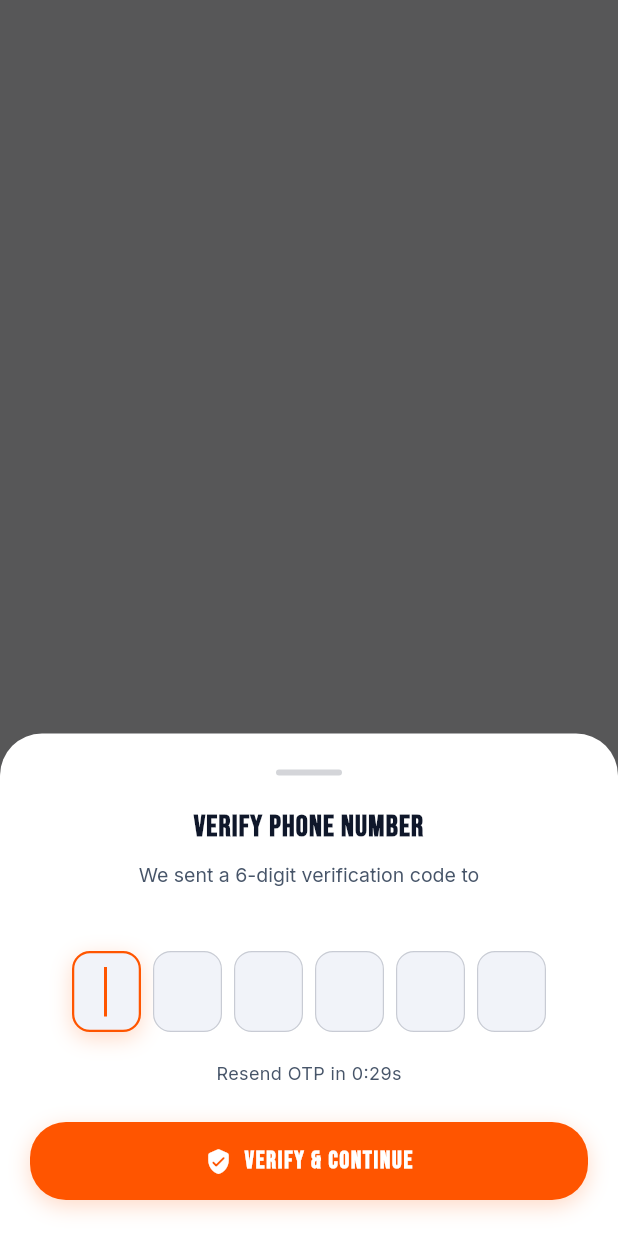
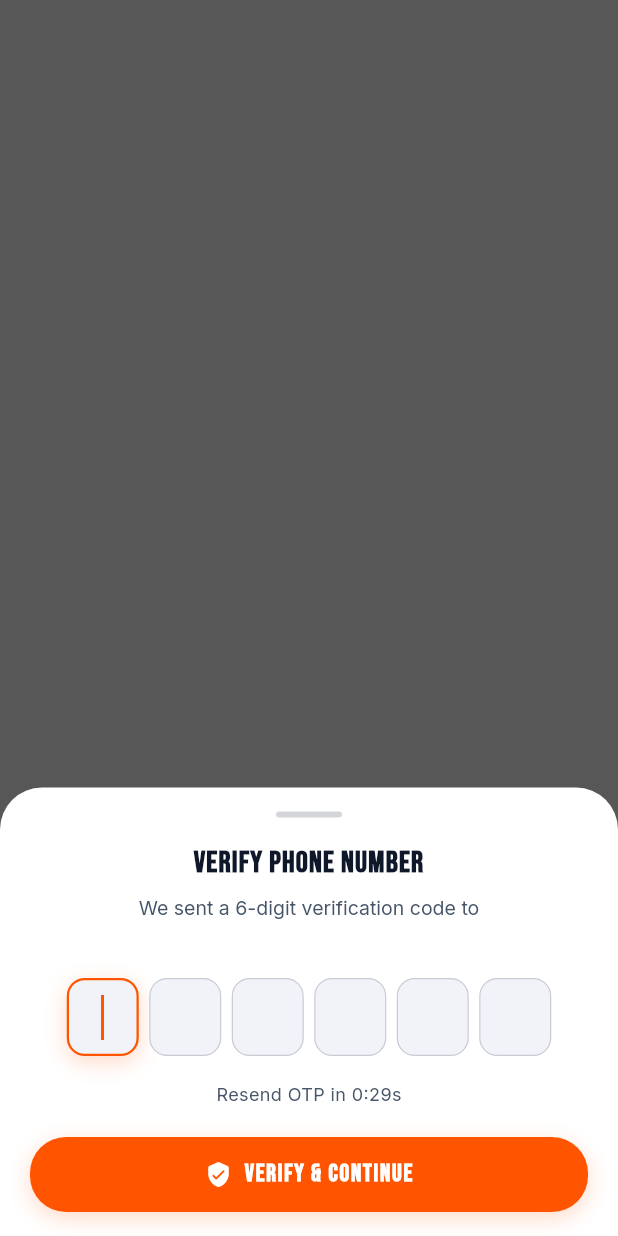
Before and after one commit to srihari2479/Kreeda, a Flutter app: what show() shows on an empty page, opened directly with empty values, on a phone screen of 412 x 824 dp. Run offline on Flutter 3.47's test engine with Material 3 defaults, Android fonts, the phone set to English and light mode, and no system bars; our stand-ins replace google_fonts.

Commit message:
fix(auth): elevate OTP bottom sheet above on-screen keyboard with responsive scrolling

```diff
--- a/lib/core/utils/responsive.dart
+++ b/lib/core/utils/responsive.dart
@@ -42,7 +42,7 @@ class Responsive {
   static double bottomSafeInset(BuildContext context) =>
       MediaQuery.paddingOf(context).bottom;
 
-  /// Bottom modal / sheet padding ensuring action buttons are never obscured by gesture nav bars
+  /// Bottom modal / sheet padding ensuring action buttons are never obscured by keyboard or gesture nav bars
   static EdgeInsets modalBottomPadding(BuildContext context, {double base = 16.0}) {
     final bottomInset = MediaQuery.viewInsetsOf(context).bottom;
     final gesturePadding = MediaQuery.paddingOf(context).bottom;
@@ -50,7 +50,7 @@ class Responsive {
       horizontalPadding(context),
       base,
       horizontalPadding(context),
-      bottomInset > 0 ? base : base + gesturePadding,
+      bottomInset > 0 ? base + bottomInset : base + gesturePadding,
     );
   }
 
--- a/lib/features/auth/presentation/widgets/otp_verification_sheet.dart
+++ b/lib/features/auth/presentation/widgets/otp_verification_sheet.dart
@@ -30,6 +30,7 @@ class OtpVerificationSheet extends StatefulWidget {
     return showModalBottomSheet(
       context: context,
       isScrollControlled: true,
+      useSafeArea: true,
       backgroundColor: AppColors.surface(context),
       barrierColor: Colors.black.withValues(alpha: 0.65),
       shape: const RoundedRectangleBorder(
@@ -149,9 +150,29 @@ class _OtpVerificationSheetState extends State<OtpVerificationSheet> {
   @override
   Widget build(BuildContext context) {
     final isDark = AppColors.isDark(context);
+    final bottomInset = MediaQuery.viewInsetsOf(context).bottom;
+    final gesturePadding = MediaQuery.paddingOf(context).bottom;
+    final hPadding = Responsive.horizontalPadding(context);
+    final screenWidth = MediaQuery.sizeOf(context).width;
 
-    return Padding(
-      padding: Responsive.modalBottomPadding(context, base: 24),
+    // Dynamically calculate cell width so all 6 cells fit comfortably on any screen width
+    final cellWidth =
+        ((screenWidth - (hPadding * 2) - 48) / _otpLength).clamp(38.0, 48.0);
+
+    return AnimatedPadding(
+      padding: EdgeInsets.only(bottom: bottomInset),
+      duration: const Duration(milliseconds: 180),
+      curve: Curves.easeOutCubic,
+      child: SafeArea(
+        top: false,
+        child: SingleChildScrollView(
+          physics: const ClampingScrollPhysics(),
+          padding: EdgeInsets.fromLTRB(
+            hPadding,
+            16,
+            hPadding,
+            bottomInset > 0 ? 16 : 16 + gesturePadding,
+          ),
           child: Column(
             mainAxisSize: MainAxisSize.min,
             crossAxisAlignment: CrossAxisAlignment.center,
@@ -167,23 +188,26 @@ class _OtpVerificationSheetState extends State<OtpVerificationSheet> {
                   ),
                 ),
               ),
-          const SizedBox(height: 20),
+              const SizedBox(height: 16),
 
               // Title & Subtitle
               Text(
                 'VERIFY PHONE NUMBER',
-            style: AppTypography.headlineMedium(AppColors.textPrimary(context)),
+                style:
+                    AppTypography.headlineMedium(AppColors.textPrimary(context)),
                 textAlign: TextAlign.center,
               ),
-          const SizedBox(height: 8),
+              const SizedBox(height: 6),
               Padding(
                 padding: const EdgeInsets.symmetric(horizontal: 16),
                 child: RichText(
                   textAlign: TextAlign.center,
                   text: TextSpan(
-                style: AppTypography.bodyMedium(AppColors.textSecondary(context)),
+                    style:
+                        AppTypography.bodyMedium(AppColors.textSecondary(context)),
                     children: [
-                  const TextSpan(text: 'We sent a 6-digit verification code to\n'),
+                      const TextSpan(
+                          text: 'We sent a 6-digit verification code to\n'),
                       TextSpan(
                         text: widget.phoneNumber,
                         style: TextStyle(
@@ -195,19 +219,21 @@ class _OtpVerificationSheetState extends State<OtpVerificationSheet> {
                   ),
                 ),
               ),
-          const SizedBox(height: 24),
+              const SizedBox(height: 20),
 
-          // 6 Tactile Neumorphic OTP Input Cells
-          Row(
+              // 6 Tactile Neumorphic OTP Input Cells (FittedBox guaranteed zero overflow)
+              FittedBox(
+                fit: BoxFit.scaleDown,
+                child: Row(
                   mainAxisAlignment: MainAxisAlignment.center,
                   children: List.generate(_otpLength, (index) {
                     final isCellFocused = _focusNodes[index].hasFocus;
                     final hasValue = _controllers[index].text.isNotEmpty;
 
                     return Container(
-                width: 46,
-                height: 54,
-                margin: const EdgeInsets.symmetric(horizontal: 4),
+                      width: cellWidth,
+                      height: 52,
+                      margin: const EdgeInsets.symmetric(horizontal: 3.5),
                       decoration: BoxDecoration(
                         color: isDark
                             ? const Color(0xFF131A2E)
@@ -217,7 +243,8 @@ class _OtpVerificationSheetState extends State<OtpVerificationSheet> {
                           color: isCellFocused
                               ? AppColors.primaryOrange
                               : (hasValue
-                            ? AppColors.primaryOrange.withValues(alpha: 0.5)
+                                  ? AppColors.primaryOrange
+                                      .withValues(alpha: 0.5)
                                   : AppColors.border(context)),
                           width: isCellFocused ? 1.5 : 0.8,
                         ),
@@ -235,9 +262,11 @@ class _OtpVerificationSheetState extends State<OtpVerificationSheet> {
                           maxLength: 1,
                           style: AppTypography.headlineMedium(
                             AppColors.textPrimary(context),
-                    ).copyWith(fontSize: 22),
+                          ).copyWith(fontSize: 20),
                           cursorColor: AppColors.primaryOrange,
-                    inputFormatters: [FilteringTextInputFormatter.digitsOnly],
+                          inputFormatters: [
+                            FilteringTextInputFormatter.digitsOnly
+                          ],
                           decoration: const InputDecoration(
                             counterText: '',
                             border: InputBorder.none,
@@ -249,7 +278,8 @@ class _OtpVerificationSheetState extends State<OtpVerificationSheet> {
                     );
                   }),
                 ),
-          const SizedBox(height: 20),
+              ),
+              const SizedBox(height: 18),
 
               // Resend Timer Row
               Row(
@@ -259,7 +289,8 @@ class _OtpVerificationSheetState extends State<OtpVerificationSheet> {
                     _secondsRemaining > 0
                         ? 'Resend OTP in 0:${_secondsRemaining.toString().padLeft(2, '0')}s'
                         : "Didn't receive the OTP?",
-                style: AppTypography.bodySmall(AppColors.textSecondary(context)),
+                    style: AppTypography.bodySmall(
+                        AppColors.textSecondary(context)),
                   ),
                   if (_secondsRemaining == 0) ...[
                     const SizedBox(width: 6),
@@ -267,7 +298,8 @@ class _OtpVerificationSheetState extends State<OtpVerificationSheet> {
                       onTap: _resendCode,
                       child: Text(
                         'RESEND NOW',
-                    style: AppTypography.bodySmall(AppColors.primary(context))
+                        style:
+                            AppTypography.bodySmall(AppColors.primary(context))
                                 .copyWith(
                           fontWeight: FontWeight.w800,
                           decoration: TextDecoration.underline,
@@ -277,18 +309,20 @@ class _OtpVerificationSheetState extends State<OtpVerificationSheet> {
                   ],
                 ],
               ),
-          const SizedBox(height: 24),
+              const SizedBox(height: 20),
 
               // Primary Verification Button
               KreedaButton(
                 text: 'VERIFY & CONTINUE',
                 isLoading: _isVerifying,
                 onPressed: _verifyOtp,
-            height: 52,
+                height: 50,
                 icon: Icons.verified_user_rounded,
               ),
             ],
           ),
+        ),
+      ),
     );
   }
 }
```
Also changed, not shown: 1 other file. Lines whose indentation alone changed are shown as unchanged.
